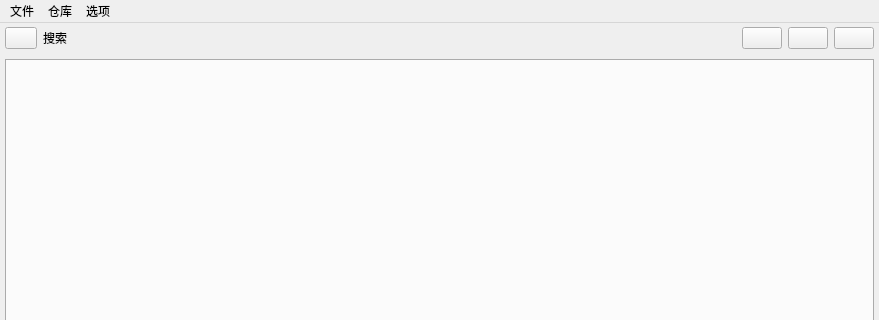
The window that src/ui/main_window.ui (Craftkuro/StickerGenie) describes before a commit, drawn with Qt 5; both pictures show x 0 to 879 and y 0 to 320 of the 879 by 622 pixel window.
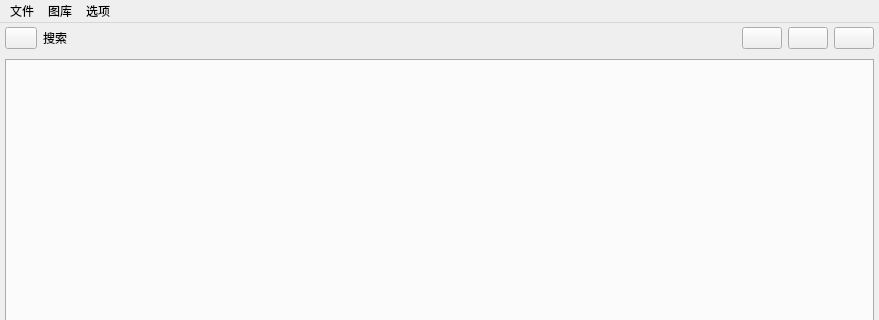
The same window after the commit. Icons and pictures are not drawn. Custom widgets are drawn as their Qt base class.

Diff of the .ui file:
```diff
--- a/src/ui/main_window.ui
+++ b/src/ui/main_window.ui
@@ -160,7 +160,7 @@
    </widget>
    <widget class="QMenu" name="menu_2">
     <property name="title">
-     <string>仓库</string>
+     <string>图库</string>
     </property>
     <addaction name="actionNewStickerRepo"/>
     <addaction name="actionOpenExistingRepo"/>
```
Left out of the diff: 59 changed lines with no effect on the pictures.
